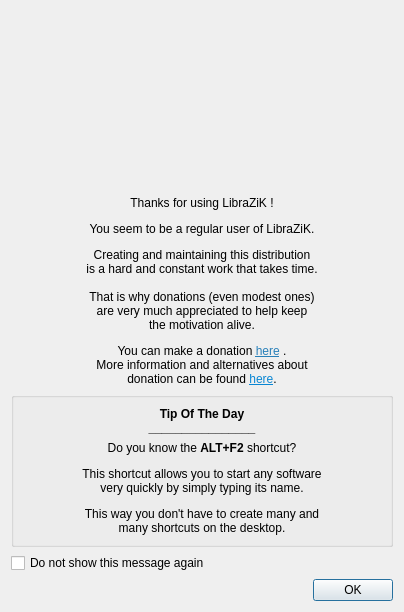
First picture: the form in resources/ui/donate.ui, repository LibraZiK/lzk_donate_tip, before the edit.
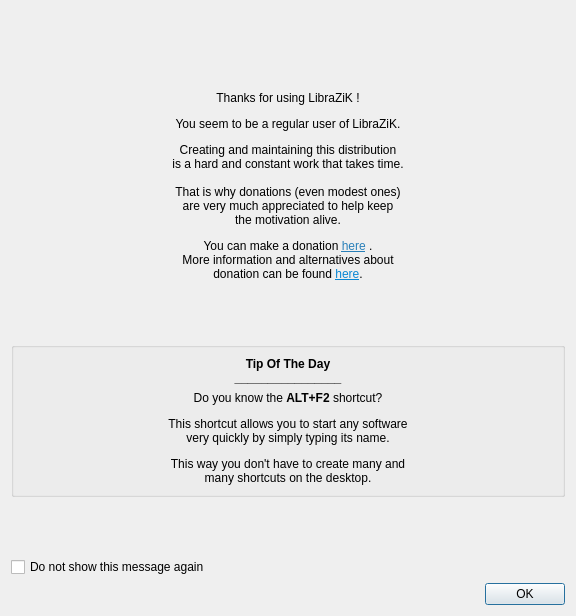
Second picture: the form after the edit. Icons and pictures are not drawn.

Commit message: léger redesign de la fenêtre avec retour à la ligne auto, plus d'espaceurs

Patch:
```diff
--- a/resources/ui/donate.ui
+++ b/resources/ui/donate.ui
@@ -6,8 +6,8 @@
    <rect>
     <x>0</x>
     <y>0</y>
-    <width>404</width>
-    <height>612</height>
+    <width>576</width>
+    <height>616</height>
    </rect>
   </property>
   <property name="windowTitle">
@@ -77,11 +77,27 @@
        <property name="text">
         <string>&lt;html&gt;&lt;head/&gt;&lt;body&gt;&lt;p align=&quot;center&quot;&gt;Thanks for using LibraZiK !&lt;/p&gt;&lt;p align=&quot;center&quot;&gt;You seem to be a regular user of LibraZiK.&lt;/p&gt;&lt;p align=&quot;center&quot;&gt;Creating and maintaining this distribution&lt;br/&gt;is a hard and constant work that takes time.&lt;br/&gt;&lt;br/&gt;That is why donations (even modest ones)&lt;br/&gt;are very much appreciated to help keep&lt;br/&gt;the motivation alive.&lt;/p&gt;&lt;p align=&quot;center&quot;&gt;You can make a donation &lt;a href=&quot;https://liberapay.com/LibraZiK/donate&quot;&gt;&lt;span style=&quot; text-decoration: underline; color:#2980b9;&quot;&gt;here&lt;/span&gt;&lt;/a&gt; .&lt;br/&gt;More information and alternatives about&lt;br/&gt;donation can be found &lt;a href=&quot;https://librazik.tuxfamily.org/base-site-LZK/english.php#donation&quot;&gt;&lt;span style=&quot; text-decoration: underline; color:#0986d3;&quot;&gt;here&lt;/span&gt;&lt;/a&gt;.&lt;/p&gt;&lt;/body&gt;&lt;/html&gt;</string>
        </property>
+       <property name="wordWrap">
+        <bool>true</bool>
+       </property>
        <property name="openExternalLinks">
         <bool>true</bool>
        </property>
       </widget>
      </item>
+     <item>
+      <spacer name="verticalSpacer_2">
+       <property name="orientation">
+        <enum>Qt::Vertical</enum>
+       </property>
+       <property name="sizeHint" stdset="0">
+        <size>
+         <width>20</width>
+         <height>40</height>
+        </size>
+       </property>
+      </spacer>
+     </item>
      <item>
       <widget class="QGroupBox" name="groupBox">
        <property name="title">
@@ -108,6 +124,9 @@
             <property name="alignment">
              <set>Qt::AlignCenter</set>
             </property>
+            <property name="wordWrap">
+             <bool>true</bool>
+            </property>
             <property name="openExternalLinks">
              <bool>true</bool>
             </property>
@@ -118,6 +137,19 @@
        </layout>
       </widget>
      </item>
+     <item>
+      <spacer name="verticalSpacer_3">
+       <property name="orientation">
+        <enum>Qt::Vertical</enum>
+       </property>
+       <property name="sizeHint" stdset="0">
+        <size>
+         <width>20</width>
+         <height>40</height>
+        </size>
+       </property>
+      </spacer>
+     </item>
      <item>
       <widget class="QCheckBox" name="checkBox">
        <property name="text">
```
The commit also changes 1 other file.
